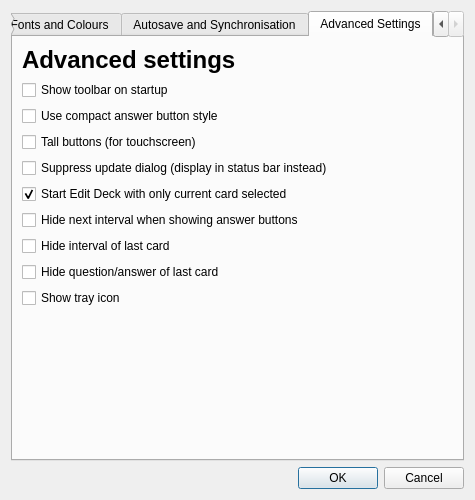
ludiosarchive/anki, file designer/preferences.ui: the form before one commit.
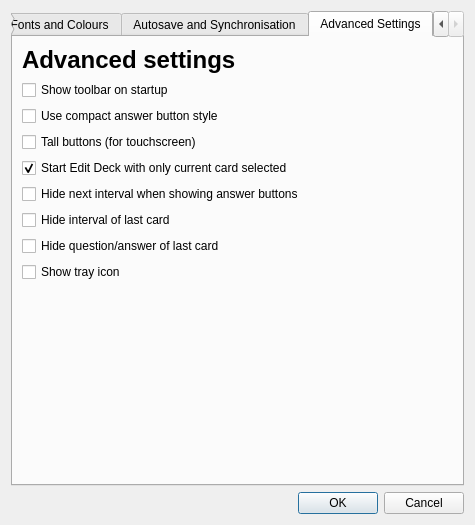
The form after the commit. The open tabs and pages were chosen to show the change.

The edit to the form file:
```diff
--- a/designer/preferences.ui
+++ b/designer/preferences.ui
@@ -6,7 +6,7 @@
     <x>0</x>
     <y>0</y>
     <width>475</width>
-    <height>500</height>
+    <height>525</height>
    </rect>
   </property>
   <property name="windowTitle" >
@@ -432,7 +432,7 @@
         <x>0</x>
         <y>0</y>
         <width>453</width>
-        <height>426</height>
+        <height>443</height>
        </rect>
       </property>
       <attribute name="title" >
@@ -470,13 +470,6 @@
           </widget>
          </item>
          <item row="4" column="0" >
-          <widget class="QCheckBox" name="suppressUpdate" >
-           <property name="text" >
-            <string>Suppress update dialog (display in status bar instead)</string>
-           </property>
-          </widget>
-         </item>
-         <item row="5" column="0" >
           <widget class="QCheckBox" name="editCurrentOnly" >
            <property name="text" >
             <string>Start Edit Deck with only current card selected</string>
@@ -486,28 +479,28 @@
            </property>
           </widget>
          </item>
-         <item row="6" column="0" >
+         <item row="5" column="0" >
           <widget class="QCheckBox" name="suppressEstimates" >
            <property name="text" >
             <string>Hide next interval when showing answer buttons</string>
            </property>
           </widget>
          </item>
-         <item row="7" column="0" >
+         <item row="6" column="0" >
           <widget class="QCheckBox" name="suppressLastCardInterval" >
            <property name="text" >
             <string>Hide interval of last card</string>
            </property>
           </widget>
          </item>
-         <item row="8" column="0" >
+         <item row="7" column="0" >
           <widget class="QCheckBox" name="suppressLastCardContent" >
            <property name="text" >
             <string>Hide question/answer of last card</string>
            </property>
           </widget>
          </item>
-         <item row="9" column="0" >
+         <item row="8" column="0" >
           <widget class="QCheckBox" name="showTray" >
            <property name="text" >
             <string>Show tray icon</string>
```
Left out of the diff: 4 changed lines with no effect on the pictures.
